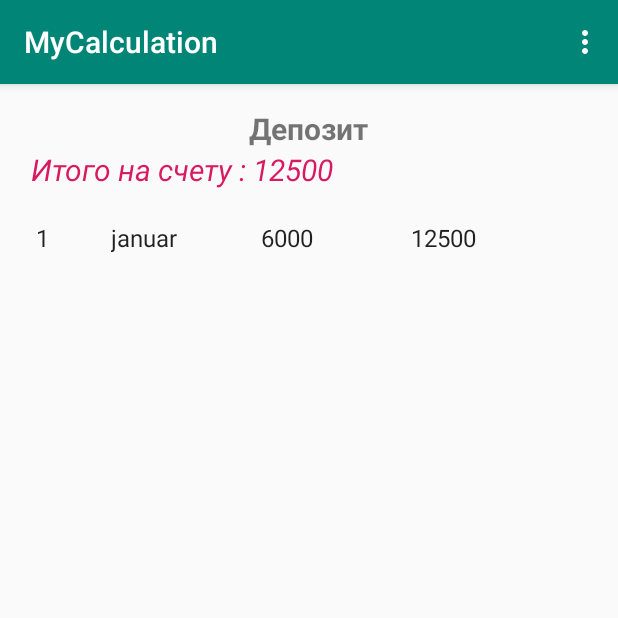
After one commit to DarTiess/MyCalculationPourMonHomme, an Android app: the AdminActivity screen opened directly, with no data from a screen before it, on a phone screen of 412 x 824 dp, the top half of it. The commit adds this screen. Run offline under Robolectric (Android 15) with nearby library versions, the phone set to English and light mode, and no system bars.

Commit message:
Cleanup MainActivity

```diff
--- a/src/main/AndroidManifest.xml
+++ b/src/main/AndroidManifest.xml
@@ -9,7 +9,8 @@
         android:roundIcon="@mipmap/ic_launcher_round"
         android:supportsRtl="true"
         android:theme="@style/AppTheme">
-        <activity android:name=".SettingsActivity"></activity>
+        <activity android:name=".AdminActivity"></activity>
+        <activity android:name=".SettingsActivity" />
         <activity android:name=".NzListActivity" />
         <activity android:name=".TransferFromNzActivity" />
         <activity android:name=".NzActivity" />
--- /dev/null
+++ b/src/main/java/com/example/mycalc/AdminActivity.java
@@ -0,0 +1,151 @@
+package com.example.mycalc;
+
+import androidx.appcompat.app.AppCompatActivity;
+
+import android.content.Intent;
+import android.database.Cursor;
+import android.database.sqlite.SQLiteDatabase;
+import android.os.Bundle;
+import android.view.Menu;
+import android.view.MenuItem;
+import android.view.View;
+import android.widget.AdapterView;
+import android.widget.GridLayout;
+import android.widget.GridView;
+import android.widget.ListView;
+import android.widget.SimpleCursorAdapter;
+import android.widget.TextView;
+
+import java.util.List;
+
+public class AdminActivity extends AppCompatActivity {
+
+    ListView _id;
+    ListView _month;
+    ListView _summe;
+    ListView _total;
+
+    DataBaseDeposit dbDeposit;
+    SQLiteDatabase db;
+    Cursor depositCursor;
+    Cursor depositCursor2;
+    SimpleCursorAdapter monthAdapter;
+    SimpleCursorAdapter idAdapter;
+    SimpleCursorAdapter summeAdapter;
+    SimpleCursorAdapter totalAdapter;
+
+    TextView totalDeposit;
+    protected int depositTotal;
+
+    @Override
+    protected void onCreate(Bundle savedInstanceState) {
+        super.onCreate(savedInstanceState);
+        setContentView(R.layout.activity_admin);
+
+         _month=(ListView) findViewById(R.id._monthe);
+         _id=(ListView)findViewById(R.id._id);
+         _summe=(ListView)findViewById(R.id._summe);
+         _total=(ListView)findViewById(R.id._total);
+
+
+
+        dbDeposit=new DataBaseDeposit(getApplicationContext());
+    }
+    public boolean onCreateOptionsMenu(Menu menu) {
+
+        getMenuInflater().inflate(R.menu.main_menu, menu);
+        return true;
+    }
+
+    public boolean onOptionsItemSelected(MenuItem item) {
+        int id = item.getItemId();
+        switch(id){
+            case R.id.hystory_calculation :
+                Intent intent = new Intent(this, ListActivity.class);
+                startActivity(intent);
+                return true;
+            case R.id.add_calculation:
+                Intent intent1 = new Intent(this, WeekActivity.class);
+                startActivity(intent1);
+                return true;
+            case R.id.add_foodCalculation:
+                Intent intent2 = new Intent(this, WeekActivity.class);
+                startActivity(intent2);
+                return true;
+            case R.id.deposit_List:
+                Intent intent3 = new Intent(this, DepositListActivity.class);
+                startActivity(intent3);
+                return true;
+            case R.id.nz_List:
+                Intent intent4 = new Intent(this, NzListActivity.class);
+                startActivity(intent4);
+                return true;
+            case R.id.settings:
+                Intent intent5 = new Intent(this, SettingsActivity.class);
+                startActivity(intent5);
+                return true;
+            case R.id.adminPanel:
+                Intent intent6 = new Intent(this, AdminActivity.class);
+                startActivity(intent6);
+                return true;
+
+        }
+        return super.onOptionsItemSelected(item);
+    }
+
+    public void onResume() {
+        super.onResume();
+        db = dbDeposit.getReadableDatabase();
+
+        totalDeposit=(TextView)findViewById(R.id.Total_InDeposit);
+
+        depositCursor2=db.rawQuery("select  * from "
+                + DataBaseDeposit.TABLE+" ORDER BY _ID DESC LIMIT 1", null);
+        depositCursor2.moveToFirst();
+
+        depositTotal = Integer.parseInt(depositCursor2.getString(3));
+
+        totalDeposit.setText(" Итого на счету : "+(String.valueOf(depositTotal)));
+
+
+
+
+        depositCursor =  db.rawQuery("select * from "+ DataBaseDeposit.TABLE, null);
+
+        String[] months = new String[] {DataBaseDeposit.COLUMN_MONTH};
+        String[] ids = new String[] {DataBaseDeposit.COLUMN_ID};
+        String[] summes = new String[] {DataBaseDeposit.COLUMN_ADDMONTHLY};
+        String[] totals = new String[] {DataBaseDeposit.COLUMN_TOTALDEPOSIT};
+
+        monthAdapter = new SimpleCursorAdapter(this, android.R.layout.simple_dropdown_item_1line,
+                depositCursor, months, new int[]{android.R.id.text1}, 0);
+
+        _month.setAdapter(monthAdapter);
+
+        idAdapter = new SimpleCursorAdapter(this, android.R.layout.simple_dropdown_item_1line,
+                depositCursor, ids, new int[]{android.R.id.text1}, 0);
+
+        _id.setAdapter(idAdapter);
+
+        summeAdapter = new SimpleCursorAdapter(this, android.R.layout.simple_dropdown_item_1line,
+                depositCursor, summes, new int[]{android.R.id.text1}, 0);
+
+        _summe.setAdapter(summeAdapter);
+
+        totalAdapter = new SimpleCursorAdapter(this, android.R.layout.simple_dropdown_item_1line,
+                depositCursor, totals, new int[]{android.R.id.text1}, 0);
+
+        _total.setAdapter(totalAdapter);
+    }
+    public void add(View view){
+        Intent intent = new Intent(this, DepositActivity.class);
+        startActivity(intent);
+    }
+    @Override
+    public void onDestroy(){
+        super.onDestroy();
+
+        db.close();
+        depositCursor.close();
+    }
+}
--- a/src/main/java/com/example/mycalc/DataBaseDestination.java
+++ b/src/main/java/com/example/mycalc/DataBaseDestination.java
@@ -29,7 +29,11 @@ public class DataBaseDestination extends SQLiteOpenHelper {
                 + " INTEGER);");
 
         db.execSQL("INSERT INTO "+ TABLE +" (" + COLUMN_DEFINITION + ", "+ COLUMN_VALUE
-                 + ") VALUES ('doggy', 40000);");
+                 + ") VALUES ('Отпуск', 40000);");
+        db.execSQL("INSERT INTO "+ TABLE +" (" + COLUMN_DEFINITION + ", "+ COLUMN_VALUE
+                + ") VALUES ('Квартира', 40000);");
+        db.execSQL("INSERT INTO "+ TABLE +" (" + COLUMN_DEFINITION + ", "+ COLUMN_VALUE
+                + ") VALUES ('Машина', 40000);");
 
     }
 
--- a/src/main/java/com/example/mycalc/StartupActivity.java
+++ b/src/main/java/com/example/mycalc/StartupActivity.java
@@ -113,6 +113,10 @@ public class StartupActivity extends AppCompatActivity {
                 Intent intent5 = new Intent(this, SettingsActivity.class);
                 startActivity(intent5);
                 return true;
+            case R.id.adminPanel:
+                Intent intent6 = new Intent(this, AdminActivity.class);
+                startActivity(intent6);
+                return true;
 
         }
         return super.onOptionsItemSelected(item);
--- /dev/null
+++ b/src/main/res/layout/activity_admin.xml
@@ -0,0 +1,57 @@
+<?xml version="1.0" encoding="utf-8"?>
+<LinearLayout xmlns:android="http://schemas.android.com/apk/res/android"
+    xmlns:tools="http://schemas.android.com/tools"
+    android:orientation="vertical"
+    android:layout_width="match_parent"
+    android:layout_height="match_parent"
+    android:padding="16dp">
+
+    <TextView
+        android:layout_width="250dp"
+        android:textAlignment="center"
+        android:layout_height="wrap_content"
+        android:text="Депозит"
+        android:textSize="20dp"
+        android:textStyle="bold"
+        android:layout_gravity="center_horizontal"
+        />
+    <TextView
+        android:layout_width="wrap_content"
+        android:layout_height="wrap_content"
+        android:id="@+id/Total_InDeposit"
+        android:textColor="@color/colorAccent"
+        android:textStyle="italic"
+        android:textSize="20dp"/>
+
+    <LinearLayout
+        android:layout_width="wrap_content"
+        android:layout_height="wrap_content"
+        android:orientation="horizontal">
+            <ListView
+                android:layout_width="50dp"
+                android:layout_height="wrap_content"
+                android:text="# "
+                android:id="@+id/_id"
+                android:textAlignment="center" />
+            <ListView
+                android:layout_width="100dp"
+                android:layout_height="wrap_content"
+                android:text="Месяц "
+                android:id="@+id/_monthe"
+                android:textAlignment="center" />
+            <ListView
+                android:layout_width="100dp"
+                android:layout_height="wrap_content"
+                android:text="Сумма "
+                android:id="@+id/_summe"
+                android:textAlignment="center" />
+            <ListView
+                android:layout_width="100dp"
+                android:layout_height="wrap_content"
+                android:id="@+id/_total"
+                android:text="Итого "
+                android:textAlignment="center" />
+
+    </LinearLayout>
+
+</LinearLayout>
--- a/src/main/res/layout/activity_main.xml
+++ b/src/main/res/layout/activity_main.xml
@@ -5,7 +5,7 @@
     android:id="@+id/container"
     android:layout_width="match_parent"
     android:layout_height="match_parent"
-    android:paddingTop="?attr/actionBarSize">
+    android:paddingTop="25dp">
 
 
     <TextView
--- a/src/main/res/menu/main_menu.xml
+++ b/src/main/res/menu/main_menu.xml
@@ -24,5 +24,9 @@
         android:id="@+id/settings"
         android:orderInCategory="6"
         android:title="Настройки" />
+    <item
+        android:id="@+id/adminPanel"
+        android:orderInCategory="7"
+        android:title="Админ Панель" />
 
 </menu>
```
Also changed, not shown: src/main/java/com/example/mycalc/MainActivity.java (+114 -118 lines), src/main/java/com/example/mycalc/ui/dashboard/DashboardFragment.java (deleted, +0 -35 lines), src/main/java/com/example/mycalc/ui/dashboard/DashboardViewModel.java (deleted, +0 -19 lines), src/main/java/com/example/mycalc/ui/home/HomeFragment.java (deleted, +0 -35 lines), src/main/java/com/example/mycalc/ui/home/HomeViewModel.java (deleted, +0 -19 lines), src/main/java/com/example/mycalc/ui/notifications/NotificationsFragment.java (deleted, +0 -35 lines), src/main/java/com/example/mycalc/ui/notifications/NotificationsViewModel.java (deleted, +0 -19 lines), src/main/res/layout/fragment_dashboard.xml (deleted, +0 -19 lines), src/main/res/layout/fragment_home.xml (deleted, +0 -19 lines), src/main/res/layout/fragment_notifications.xml (deleted, +0 -19 lines), src/main/res/menu/bottom_nav_menu.xml (deleted, +0 -19 lines), src/main/res/navigation/mobile_navigation.xml (deleted, +0 -25 lines), 164 other files.
